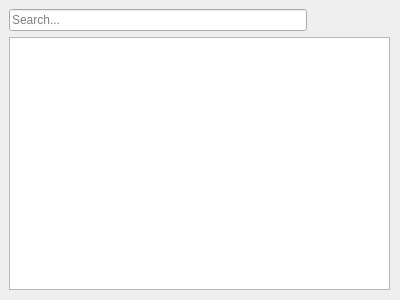
This is src/searchwindow.ui in murrple-1/BedChaser as Qt 5 draws it before an edit. The edited form follows.
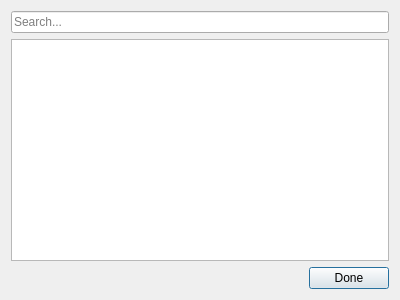
This is the edited form.

```diff
--- a/src/searchwindow.ui
+++ b/src/searchwindow.ui
@@ -13,30 +13,9 @@
   <property name="windowTitle">
    <string>Search</string>
   </property>
-  <widget class="QWidget" name="layoutWidget">
-   <property name="geometry">
-    <rect>
-     <x>9</x>
-     <y>9</y>
-     <width>381</width>
-     <height>281</height>
-    </rect>
-   </property>
-   <layout class="QGridLayout" name="gridLayout">
-    <item row="0" column="0">
-     <widget class="QLineEdit" name="searchField">
-      <property name="sizePolicy">
-       <sizepolicy hsizetype="Fixed" vsizetype="Fixed">
-        <horstretch>0</horstretch>
-        <verstretch>0</verstretch>
-       </sizepolicy>
-      </property>
-      <property name="minimumSize">
-       <size>
-        <width>298</width>
-        <height>0</height>
-       </size>
-      </property>
+  <layout class="QVBoxLayout" name="verticalLayout">
+   <item>
+    <widget class="QLineEdit" name="searchLineEdit">
       <property name="focusPolicy">
        <enum>Qt::ClickFocus</enum>
       </property>
@@ -45,7 +24,7 @@
       </property>
      </widget>
     </item>
-    <item row="1" column="0">
+   <item>
      <widget class="QListView" name="listView">
       <property name="autoFillBackground">
        <bool>false</bool>
@@ -58,8 +37,31 @@
       </property>
      </widget>
     </item>
-   </layout>
-  </widget>
+   <item>
+    <layout class="QHBoxLayout" name="horizontalLayout">
+     <item>
+      <spacer name="horizontalSpacer">
+       <property name="orientation">
+        <enum>Qt::Horizontal</enum>
+       </property>
+       <property name="sizeHint" stdset="0">
+        <size>
+         <width>40</width>
+         <height>20</height>
+        </size>
+       </property>
+      </spacer>
+     </item>
+     <item>
+      <widget class="QPushButton" name="donePushButton">
+       <property name="text">
+        <string>Done</string>
+       </property>
+      </widget>
+     </item>
+    </layout>
+   </item>
+  </layout>
  </widget>
  <resources/>
  <connections/>
```
Lines whose indentation alone changed are shown as unchanged.
